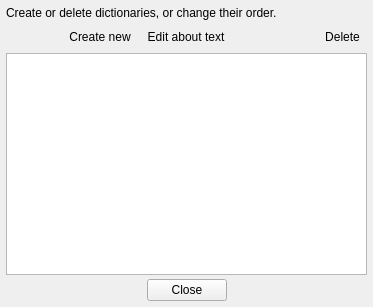
z1dev/zkanji, file dictionaryeditorform.ui: the form before one commit.
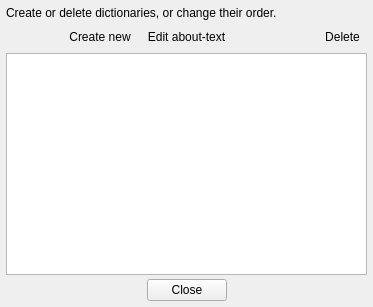
The form after the commit. Icons and pictures are not drawn. Custom widgets are drawn as their Qt base class.

Patch:
```diff
--- a/dictionaryeditorform.ui
+++ b/dictionaryeditorform.ui
@@ -111,7 +111,7 @@
       <item>
        <widget class="QToolButton" name="editButton">
         <property name="text">
-         <string>Edit about text</string>
+         <string>Edit about-text</string>
         </property>
         <property name="icon">
          <iconset resource="Resources/resources.qrc">
```
Left out of the diff: 15 changed lines with no effect on the pictures.
